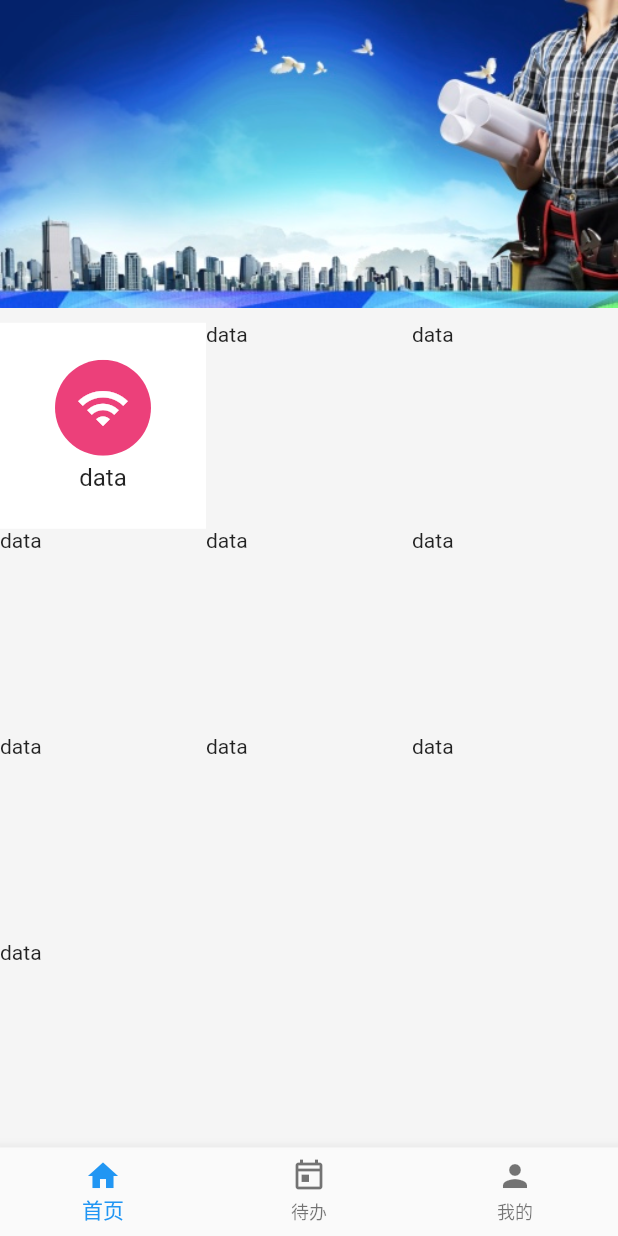
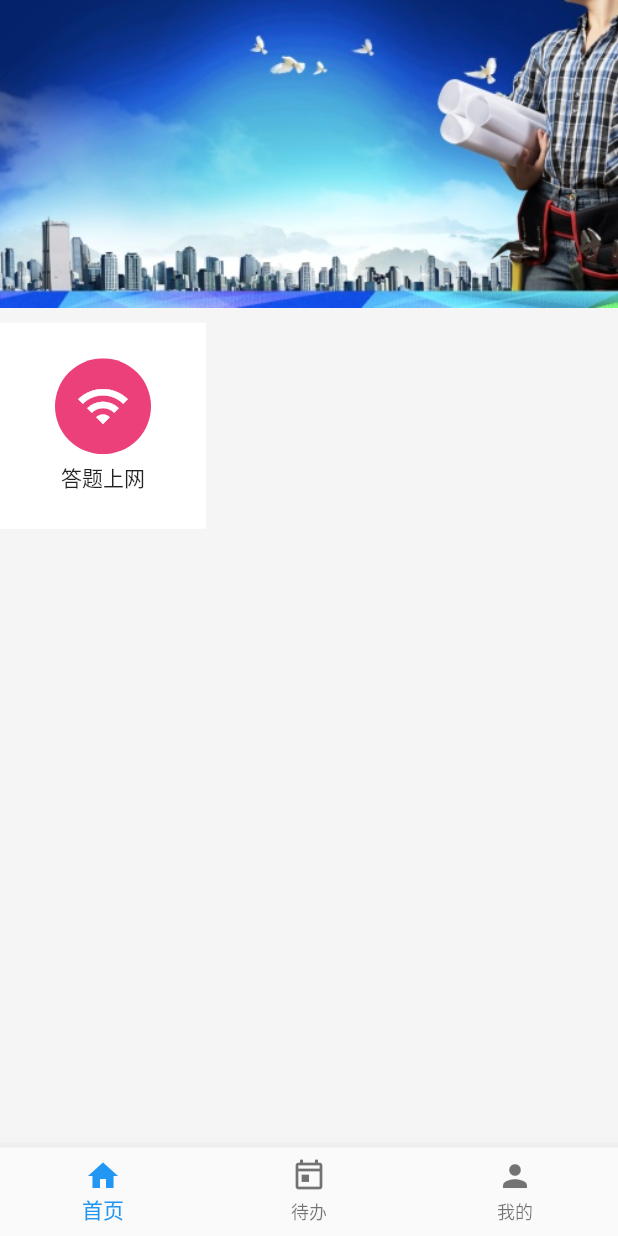
Before and after one commit to vcqzero/jjhy-app-refactor, a Flutter app: the screen it shows after launch, on a phone screen of 412 x 824 dp. Run offline on Flutter 3.47's test engine with Material 2 defaults, Android fonts, the phone set to English and light mode, and no system bars; our stand-ins replace dio, fluttertoast; network calls fail.

Commit message:
iconItem

```diff
--- a/lib/pages/home/Index.dart
+++ b/lib/pages/home/Index.dart
@@ -1,5 +1,6 @@
 import 'package:app/api/AppSetings.dart';
 import 'package:app/assets/MyImages.dart';
+import 'package:app/pages/home/Widges/TheIconItem.dart';
 import 'package:flutter/material.dart';
 import 'package:app/widgets/MyWidgets.dart';
 
@@ -49,45 +50,11 @@ class _HomePageState extends State<HomePage> {
             child: GridView.count(
               crossAxisCount: 3,
               children: [
-                Container(
-                  color: Colors.white,
-                  alignment: Alignment.center,
-                  child: Column(
-                    mainAxisAlignment: MainAxisAlignment.center,
-                    children: [
-                      ClipOval(
-                        child: Container(
-                          color: Colors.pink[400],
-                          height: 64,
-                          width: 64,
-                          child: Icon(
-                            Icons.wifi,
-                            size: 36,
-                            color: Colors.white,
-                          ),
-                        ),
-                      ),
-                      Container(
-                        margin: EdgeInsets.only(top: 5),
-                        child: Text(
-                          'data',
-                          style: TextStyle(
-                            fontSize: 16,
-                          ),
-                        ),
-                      )
-                    ],
-                  ),
+                TheIconItem(
+                  icon: Icons.wifi,
+                  lable: '答题上网',
+                  color: Colors.pink[400],
                 ),
-                Text('data'),
-                Text('data'),
-                Text('data'),
-                Text('data'),
-                Text('data'),
-                Text('data'),
-                Text('data'),
-                Text('data'),
-                Text('data'),
               ],
             ),
           )
--- /dev/null
+++ b/lib/pages/home/Widges/TheIconItem.dart
@@ -0,0 +1,47 @@
+import 'package:flutter/material.dart';
+
+class TheIconItem extends StatelessWidget {
+  final Color? color;
+  final IconData icon;
+  final String lable;
+  const TheIconItem({
+    Key? key,
+    this.color,
+    required this.icon,
+    required this.lable,
+  }) : super(key: key);
+
+  @override
+  Widget build(BuildContext context) {
+    return Container(
+      color: Colors.white,
+      alignment: Alignment.center,
+      child: Column(
+        mainAxisAlignment: MainAxisAlignment.center,
+        children: [
+          ClipOval(
+            child: Container(
+              color: color,
+              height: 64,
+              width: 64,
+              child: Icon(
+                icon,
+                size: 36,
+                color: Colors.white,
+              ),
+            ),
+          ),
+          Container(
+            margin: EdgeInsets.only(top: 5),
+            child: Text(
+              lable,
+              style: TextStyle(
+                  // fontSize: 16,
+                  ),
+            ),
+          )
+        ],
+      ),
+    );
+  }
+}
```
